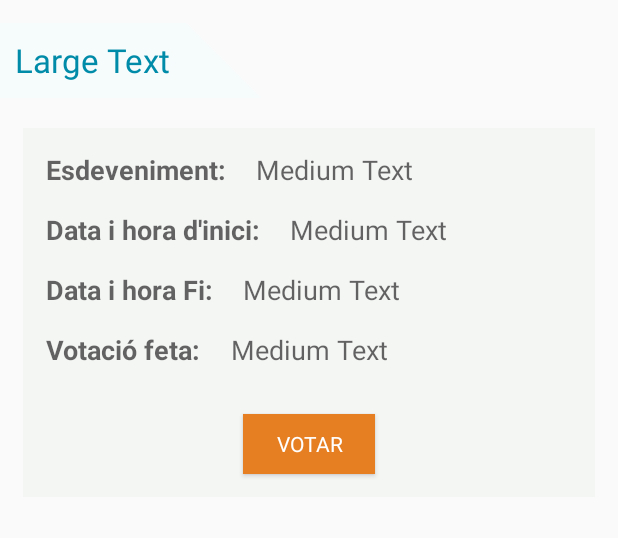
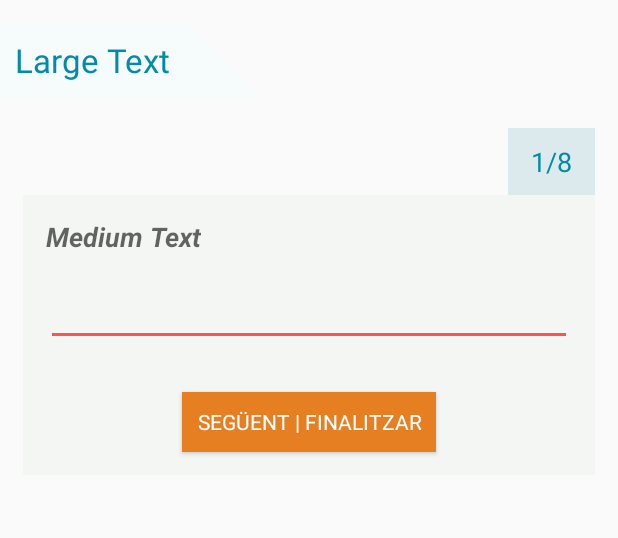
Before and after one commit to ericguti90/BBS_Access, an Android app: the DetalleVotacionActivity screen opened directly, with no data from a screen before it, after a tap on "VOTAR", on a phone screen of 412 x 824 dp, the part 83-621 px from its top. Run offline under Robolectric (Android 15) with nearby library versions, the light colour scheme and no system bars; 3 statements that could not run were skipped.

Commit message:
inscripcion OK

```diff
--- a/app/src/main/AndroidManifest.xml
+++ b/app/src/main/AndroidManifest.xml
@@ -29,6 +29,10 @@
             android:name=".Presentation.DetalleVotacionActivity"
             android:label="@string/title_activity_detalle_votacion" >
         </activity>
+        <activity
+            android:name=".Presentation.DetallePreguntaActivity"
+            android:label="BBS Access" >
+        </activity>
     </application>
 
 </manifest>
--- /dev/null
+++ b/app/src/main/java/es/cat/cofb/bbsaccess/Presentation/DetallePreguntaActivity.java
@@ -0,0 +1,84 @@
+package es.cat.cofb.bbsaccess.Presentation;
+
+import android.os.Bundle;
+import android.support.v7.app.AppCompatActivity;
+import android.view.View;
+import android.view.ViewGroup;
+import android.widget.Button;
+import android.widget.EditText;
+import android.widget.RadioButton;
+import android.widget.RadioGroup;
+import android.widget.TextView;
+
+
+import java.util.ArrayList;
+
+import es.cat.cofb.bbsaccess.Model.Resultado;
+import es.cat.cofb.bbsaccess.Model.Votacion;
+import es.cat.cofb.bbsaccess.R;
+
+/**
+ * Created by egutierrez on 30/09/2015.
+ */
+public class DetallePreguntaActivity extends AppCompatActivity implements View.OnClickListener {
+    TextView contador, pregunta, titulo;
+    EditText resposta;
+    Button btn;
+    ViewGroup vg;
+    Resultado api;
+    int idV, numP;
+
+    @Override
+    protected void onCreate(Bundle savedInstanceState) {
+        super.onCreate(savedInstanceState);
+        setContentView(R.layout.activity_detalle_pregunta);
+        contador = (TextView)findViewById(R.id.textView27);
+        pregunta = (TextView)findViewById(R.id.textView26);
+        titulo = (TextView)findViewById(R.id.textView28);
+        resposta = (EditText)findViewById(R.id.editText3);
+        btn = (Button)findViewById(R.id.buttonResposta);
+        vg = (ViewGroup)findViewById(R.id.radioGroup);
+        btn.setOnClickListener(this);
+        api = ListActivity.api;
+
+        //cargamos datos
+        Bundle bundle=getIntent().getExtras();
+        idV = bundle.getInt("idVotacion");
+        numP = bundle.getInt("numPreg");
+        loadPregunta(api.getVotacionPos(idV),numP);
+    }
+
+    private void loadPregunta(Votacion v, int numP) {
+        titulo.setText(v.getTitol());
+        int total = v.getPreguntes().size();
+        contador.setText(numP+"/"+total);
+        pregunta.setText(v.getPreguntes().get(numP-1).getTitol());
+        if(numP == total) btn.setText("Finalitzar");
+        else btn.setText("Continuar");
+        if(v.getPreguntes().get(numP-1).getOpcions().size() == 0) vg.setVisibility(View.GONE);
+        else loadOpcions(v.getPreguntes().get(numP-1).getOpcions());
+    }
+
+    private void loadOpcions(ArrayList<String> opcions) {
+        resposta.setVisibility(View.GONE);
+        for(int i = 0; i < opcions.size(); ++i) {
+            RadioButton button = new RadioButton(this);
+            button.setId(i);
+            button.setText(opcions.get(i));
+            button.setOnClickListener(new View.OnClickListener() {
+                @Override
+                public void onClick(View view) {
+                    ((RadioGroup) view.getParent()).check(view.getId());
+                }
+            });
+            //button.setChecked(i == currentHours); // Only select button with same index as currently selected number of hours
+            //button.setBackgroundResource(R.drawable.item_selector); // This is a custom button drawable, defined in XML
+            vg.addView(button);
+        }
+    }
+
+    @Override
+    public void onClick(View v) {
+
+    }
+}
--- a/app/src/main/java/es/cat/cofb/bbsaccess/Presentation/DetalleVotacionActivity.java
+++ b/app/src/main/java/es/cat/cofb/bbsaccess/Presentation/DetalleVotacionActivity.java
@@ -1,5 +1,6 @@
 package es.cat.cofb.bbsaccess.Presentation;
 
+import android.content.Intent;
 import android.support.v7.app.AppCompatActivity;
 import android.os.Bundle;
 import android.view.Menu;
@@ -18,6 +19,7 @@ public class DetalleVotacionActivity extends AppCompatActivity implements View.O
     TextView tituloVotacion, evento, dataHoraIni, dataHoraFin, VotacioFeta;
     Button btn;
     Resultado api;
+    int idV;
 
     @Override
     protected void onCreate(Bundle savedInstanceState) {
@@ -34,7 +36,8 @@ public class DetalleVotacionActivity extends AppCompatActivity implements View.O
 
         //cargamos datos
         Bundle bundle=getIntent().getExtras();
-        loadVotacion(api.getVotacionPos(bundle.getInt("idVotacion")), bundle.getString("feta"));
+        idV = bundle.getInt("idVotacion");
+        loadVotacion(api.getVotacionPos(idV), bundle.getString("feta"));
     }
 
     private void loadVotacion(Votacion votacion, String feta) {
@@ -73,6 +76,15 @@ public class DetalleVotacionActivity extends AppCompatActivity implements View.O
 
     @Override
     public void onClick(View v) {
-
+        switch (v.getId()) {
+            case R.id.buttonVotacio:
+                Intent i = new Intent(getApplicationContext(), DetallePreguntaActivity.class);
+                Bundle bundle = new Bundle();
+                bundle.putInt("idVotacion", idV);
+                bundle.putInt("numPreg",1);
+                i.putExtras(bundle);
+                startActivity(i);
+                break;
+        }
     }
 }
--- a/app/src/main/res/layout/activity_detalle_pregunta.xml
+++ b/app/src/main/res/layout/activity_detalle_pregunta.xml
@@ -125,11 +125,19 @@
             android:layout_marginRight="15dp"
             android:layout_marginBottom="15dp" />
 
+        <RadioGroup
+            android:id="@+id/radioGroup"
+            android:layout_width="match_parent"
+            android:layout_height="wrap_content"
+            android:orientation="vertical">
+            // This is where our buttons will be
+        </RadioGroup>
+
         <Button
             android:layout_width="wrap_content"
             android:layout_height="40dp"
             android:text="Següent | finalitzar"
-            android:id="@+id/button"
+            android:id="@+id/buttonResposta"
             android:layout_gravity="center_horizontal"
             android:background="#e67e22"
             android:textColor="@android:color/white"
```
Also changed, not shown: app/src/main/java/es/cat/cofb/bbsaccess/API/POST.java (added, +87 -0 lines), app/src/main/java/es/cat/cofb/bbsaccess/Presentation/DetalleEventoActivity.java (+31 -1 lines).
